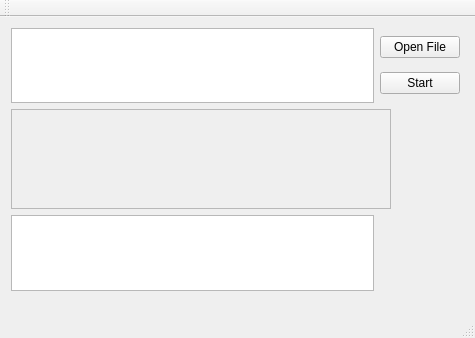
Above: Parallel_job_scheduling/Parallel_job_scheduling.ui from franzstadt/parallel_job_scheduling before the change. Below: the same form after it.
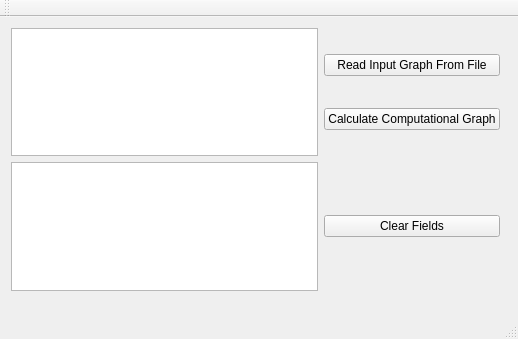
That is the form after the change.

What changed in the file:
```diff
--- a/Parallel_job_scheduling/Parallel_job_scheduling.ui
+++ b/Parallel_job_scheduling/Parallel_job_scheduling.ui
@@ -6,8 +6,8 @@
    <rect>
     <x>0</x>
     <y>0</y>
-    <width>475</width>
-    <height>338</height>
+    <width>518</width>
+    <height>339</height>
    </rect>
   </property>
   <property name="windowTitle">
@@ -19,31 +19,15 @@
      <rect>
       <x>0</x>
       <y>0</y>
-      <width>471</width>
+      <width>511</width>
       <height>285</height>
      </rect>
     </property>
     <layout class="QGridLayout" name="gridLayout">
-     <item row="2" column="0">
-      <widget class="QFrame" name="frame">
-       <property name="minimumSize">
-        <size>
-         <width>380</width>
-         <height>100</height>
-        </size>
-       </property>
-       <property name="frameShape">
-        <enum>QFrame::StyledPanel</enum>
-       </property>
-       <property name="frameShadow">
-        <enum>QFrame::Raised</enum>
-       </property>
-      </widget>
-     </item>
      <item row="1" column="0">
       <widget class="QTextEdit" name="input_text_edit"/>
      </item>
-     <item row="3" column="0">
+     <item row="2" column="0">
       <widget class="QTextEdit" name="output_text_edit">
        <property name="readOnly">
         <bool>true</bool>
@@ -55,19 +39,26 @@
        <item>
         <widget class="QPushButton" name="open_file_btn">
          <property name="text">
-          <string>Open File</string>
+          <string>Read Input Graph From File</string>
          </property>
         </widget>
        </item>
        <item>
         <widget class="QPushButton" name="pushButton">
          <property name="text">
-          <string>Start</string>
+          <string>Calculate Computational Graph</string>
          </property>
         </widget>
        </item>
       </layout>
      </item>
+     <item row="2" column="1">
+      <widget class="QPushButton" name="clear_fields">
+       <property name="text">
+        <string>Clear Fields</string>
+       </property>
+      </widget>
+     </item>
     </layout>
    </widget>
   </widget>
```
Left out of the diff: 2 changed lines with no effect on the pictures.
